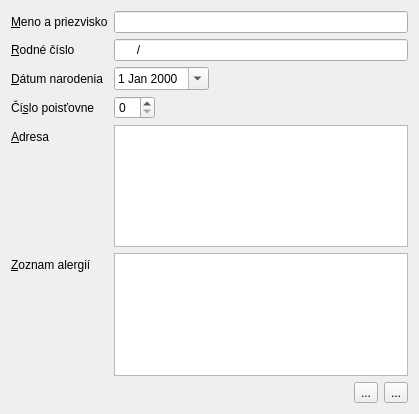
First picture: the form in ui/PacientEdit.ui, repository mireq/NemocnicnySystem, before the edit.
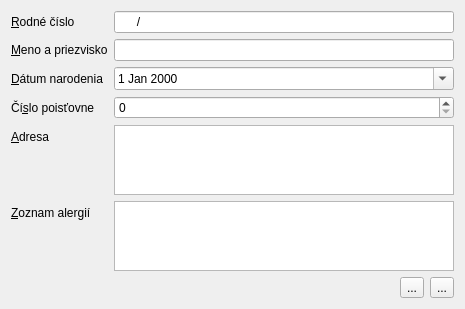
Second picture: the form after the edit. Icons and pictures are not drawn. Custom widgets are drawn as their Qt base class.

The edit to the form file:
```diff
--- a/ui/PacientEdit.ui
+++ b/ui/PacientEdit.ui
@@ -1,23 +1,40 @@
 <?xml version="1.0" encoding="UTF-8"?>
 <ui version="4.0">
  <class>PacientEdit</class>
- <widget class="QWidget" name="PacientEdit">
+ <widget class="QWizardPage" name="PacientEdit">
   <property name="geometry">
    <rect>
     <x>0</x>
     <y>0</y>
-    <width>419</width>
-    <height>414</height>
+    <width>465</width>
+    <height>277</height>
    </rect>
   </property>
   <property name="windowTitle">
    <string>Editácia pacienta</string>
   </property>
+  <property name="title">
+   <string>Údaje o pacientovi</string>
+  </property>
   <layout class="QFormLayout" name="formLayout">
-   <property name="fieldGrowthPolicy">
-    <enum>QFormLayout::ExpandingFieldsGrow</enum>
-   </property>
    <item row="0" column="0">
+    <widget class="QLabel" name="rodneCisloLabel">
+     <property name="text">
+      <string>&amp;Rodné číslo</string>
+     </property>
+     <property name="buddy">
+      <cstring>rodneCisloEdit</cstring>
+     </property>
+    </widget>
+   </item>
+   <item row="0" column="1">
+    <widget class="MenoRCEdit" name="rodneCisloEdit">
+     <property name="inputMask">
+      <string>999999/9999; </string>
+     </property>
+    </widget>
+   </item>
+   <item row="1" column="0">
     <widget class="QLabel" name="menoLabel">
      <property name="text">
       <string>&amp;Meno a priezvisko</string>
@@ -27,6 +44,9 @@
      </property>
     </widget>
    </item>
+   <item row="1" column="1">
+    <widget class="MenoRCEdit" name="menoEdit"/>
+   </item>
    <item row="2" column="0">
     <widget class="QLabel" name="datumLabel">
      <property name="text">
@@ -134,26 +154,6 @@
      </item>
     </layout>
    </item>
-   <item row="1" column="0">
-    <widget class="QLabel" name="rodneCisloLabel">
-     <property name="text">
-      <string>&amp;Rodné číslo</string>
-     </property>
-     <property name="buddy">
-      <cstring>rodneCisloEdit</cstring>
-     </property>
-    </widget>
-   </item>
-   <item row="1" column="1">
-    <widget class="MenoRCEdit" name="rodneCisloEdit">
-     <property name="inputMask">
-      <string>999999/9999; </string>
-     </property>
-    </widget>
-   </item>
-   <item row="0" column="1">
-    <widget class="MenoRCEdit" name="menoEdit"/>
-   </item>
   </layout>
  </widget>
  <customwidgets>
```
Left out of the diff: 2 changed lines with no effect on the pictures.
